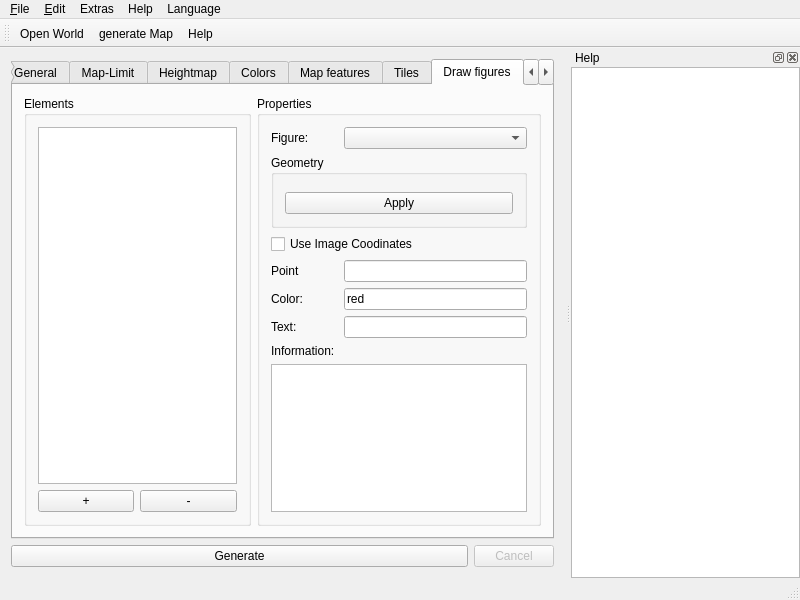
The window that mainwindow.ui (AirSThib/MinetestMapperGUI) describes before a commit, drawn with Qt 5.
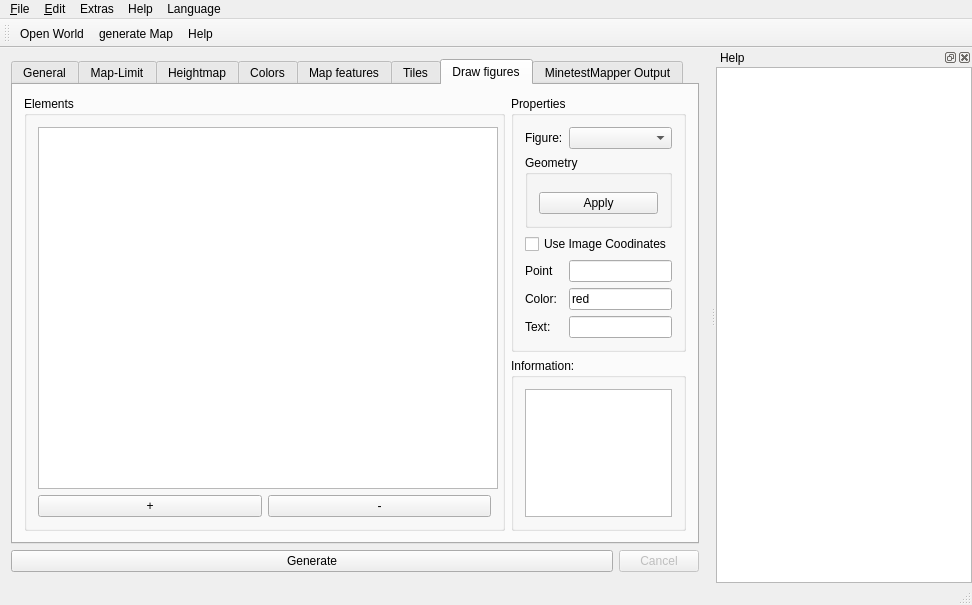
The same window after the commit. The open tabs and pages were chosen to show the change. Icons and pictures are not drawn. Custom widgets are drawn as their Qt base class.

Commit message: UI improvement on the Draw-Figures Tab

Diff of the .ui file:
```diff
--- a/mainwindow.ui
+++ b/mainwindow.ui
@@ -6,8 +6,8 @@
    <rect>
     <x>0</x>
     <y>0</y>
-    <width>800</width>
-    <height>600</height>
+    <width>972</width>
+    <height>605</height>
    </rect>
   </property>
   <property name="windowTitle">
@@ -28,7 +28,7 @@
        </size>
       </property>
       <property name="currentIndex">
-       <number>0</number>
+       <number>6</number>
       </property>
       <widget class="QWidget" name="tab_genaral">
        <attribute name="title">
@@ -894,7 +894,7 @@
             <rect>
              <x>0</x>
              <y>0</y>
-             <width>524</width>
+             <width>653</width>
              <height>427</height>
             </rect>
            </property>
@@ -1955,8 +1955,8 @@
             <rect>
              <x>0</x>
              <y>0</y>
-             <width>513</width>
-             <height>369</height>
+             <width>663</width>
+             <height>374</height>
             </rect>
            </property>
            <layout class="QVBoxLayout" name="verticalLayout_7">
@@ -2182,96 +2182,35 @@
        <attribute name="title">
         <string>Draw figures</string>
        </attribute>
-       <layout class="QHBoxLayout" name="horizontalLayout_2">
-        <item>
-         <widget class="QGroupBox" name="groupBox_3">
-          <property name="sizePolicy">
-           <sizepolicy hsizetype="Expanding" vsizetype="Preferred">
-            <horstretch>0</horstretch>
-            <verstretch>0</verstretch>
-           </sizepolicy>
-          </property>
-          <property name="title">
-           <string>Elements</string>
-          </property>
-          <layout class="QGridLayout" name="gridLayout_16">
-           <item row="1" column="0">
-            <widget class="QPushButton" name="button_addFigure">
-             <property name="text">
-              <string>+</string>
-             </property>
-            </widget>
-           </item>
-           <item row="1" column="1">
-            <widget class="QPushButton" name="button_deleteFigure">
-             <property name="text">
-              <string>-</string>
-             </property>
-            </widget>
-           </item>
-           <item row="0" column="0" colspan="2">
-            <widget class="QTableView" name="figures_list">
-             <property name="sizePolicy">
-              <sizepolicy hsizetype="Expanding" vsizetype="Expanding">
-               <horstretch>0</horstretch>
-               <verstretch>0</verstretch>
-              </sizepolicy>
-             </property>
-             <property name="dragDropMode">
-              <enum>QAbstractItemView::DragDrop</enum>
-             </property>
-             <property name="defaultDropAction">
-              <enum>Qt::MoveAction</enum>
-             </property>
-             <property name="selectionMode">
-              <enum>QAbstractItemView::SingleSelection</enum>
-             </property>
-             <property name="selectionBehavior">
-              <enum>QAbstractItemView::SelectRows</enum>
-             </property>
-             <attribute name="horizontalHeaderStretchLastSection">
-              <bool>true</bool>
-             </attribute>
-             <attribute name="verticalHeaderDefaultSectionSize">
-              <number>30</number>
-             </attribute>
-            </widget>
-           </item>
-          </layout>
-         </widget>
-        </item>
-        <item>
+       <layout class="QGridLayout" name="gridLayout_15">
+        <item row="0" column="1">
          <widget class="QGroupBox" name="groupBox_8">
-          <property name="sizePolicy">
-           <sizepolicy hsizetype="Minimum" vsizetype="Preferred">
-            <horstretch>0</horstretch>
-            <verstretch>0</verstretch>
-           </sizepolicy>
-          </property>
           <property name="title">
            <string>Properties</string>
           </property>
           <layout class="QGridLayout" name="gridLayout_14">
-           <item row="3" column="2">
-            <widget class="QLineEdit" name="figure_point"/>
-           </item>
-           <item row="6" column="1">
-            <widget class="QLabel" name="label_22">
-             <property name="text">
-              <string>Information: </string>
+           <item row="1" column="1" colspan="2">
+            <widget class="QGroupBox" name="groupBox_9">
+             <property name="title">
+              <string>Geometry</string>
              </property>
+             <layout class="QVBoxLayout" name="verticalLayout_10">
+              <item>
+               <widget class="GeometryWidget" name="figure_geometry" native="true"/>
+              </item>
+              <item>
+               <widget class="QPushButton" name="figure_geometry_apply">
+                <property name="text">
+                 <string>Apply</string>
+                </property>
+               </widget>
+              </item>
+             </layout>
             </widget>
            </item>
            <item row="0" column="2">
             <widget class="QComboBox" name="figureSelect"/>
            </item>
-           <item row="0" column="1">
-            <widget class="QLabel" name="label_5">
-             <property name="text">
-              <string>Figure:</string>
-             </property>
-            </widget>
-           </item>
            <item row="4" column="2">
             <widget class="ColorLineEdit" name="figure_color">
              <property name="text">
@@ -2279,13 +2218,16 @@
              </property>
             </widget>
            </item>
-           <item row="4" column="1">
-            <widget class="QLabel" name="label_6">
+           <item row="0" column="1">
+            <widget class="QLabel" name="label_5">
              <property name="text">
-              <string>Color: </string>
+              <string>Figure:</string>
              </property>
             </widget>
            </item>
+           <item row="3" column="2">
+            <widget class="QLineEdit" name="figure_point"/>
+           </item>
            <item row="2" column="1" colspan="2">
             <widget class="QCheckBox" name="figureUseImageCoordinates">
              <property name="text">
@@ -2293,6 +2235,13 @@
              </property>
             </widget>
            </item>
+           <item row="4" column="1">
+            <widget class="QLabel" name="label_6">
+             <property name="text">
+              <string>Color: </string>
+             </property>
+            </widget>
+           </item>
            <item row="5" column="2">
             <widget class="QLineEdit" name="figure_text"/>
            </item>
@@ -2303,25 +2252,6 @@
              </property>
             </widget>
            </item>
-           <item row="1" column="1" colspan="2">
-            <widget class="QGroupBox" name="groupBox_9">
-             <property name="title">
-              <string>Geometry</string>
-             </property>
-             <layout class="QVBoxLayout" name="verticalLayout_10">
-              <item>
-               <widget class="GeometryWidget" name="figure_geometry" native="true"/>
-              </item>
-              <item>
-               <widget class="QPushButton" name="figure_geometry_apply">
-                <property name="text">
-                 <string>Apply</string>
-                </property>
-               </widget>
-              </item>
-             </layout>
-            </widget>
-           </item>
            <item row="3" column="1">
             <widget class="QLabel" name="label_21">
              <property name="text">
@@ -2329,7 +2259,16 @@
              </property>
             </widget>
            </item>
-           <item row="7" column="1" colspan="2">
+          </layout>
+         </widget>
+        </item>
+        <item row="1" column="1">
+         <widget class="QGroupBox" name="groupBox_14">
+          <property name="title">
+           <string>Information:</string>
+          </property>
+          <layout class="QHBoxLayout" name="horizontalLayout_2">
+           <item>
             <widget class="QTextBrowser" name="figureInformation">
              <property name="acceptRichText">
               <bool>false</bool>
@@ -2344,6 +2283,57 @@
           </layout>
          </widget>
         </item>
+        <item row="0" column="0" rowspan="2">
+         <widget class="QGroupBox" name="groupBox_3">
+          <property name="title">
+           <string>Elements</string>
+          </property>
+          <layout class="QGridLayout" name="gridLayout_16">
+           <item row="1" column="0">
+            <widget class="QPushButton" name="button_addFigure">
+             <property name="text">
+              <string>+</string>
+             </property>
+            </widget>
+           </item>
+           <item row="1" column="1">
+            <widget class="QPushButton" name="button_deleteFigure">
+             <property name="text">
+              <string>-</string>
+             </property>
+            </widget>
+           </item>
+           <item row="0" column="0" colspan="2">
+            <widget class="QTableView" name="figures_list">
+             <property name="sizePolicy">
+              <sizepolicy hsizetype="Expanding" vsizetype="Expanding">
+               <horstretch>10</horstretch>
+               <verstretch>0</verstretch>
+              </sizepolicy>
+             </property>
+             <property name="minimumSize">
+              <size>
+               <width>460</width>
+               <height>0</height>
+              </size>
+             </property>
+             <property name="selectionMode">
+              <enum>QAbstractItemView::SingleSelection</enum>
+             </property>
+             <property name="selectionBehavior">
+              <enum>QAbstractItemView::SelectRows</enum>
+             </property>
+             <attribute name="horizontalHeaderStretchLastSection">
+              <bool>true</bool>
+             </attribute>
+             <attribute name="verticalHeaderDefaultSectionSize">
+              <number>30</number>
+             </attribute>
+            </widget>
+           </item>
+          </layout>
+         </widget>
+        </item>
        </layout>
       </widget>
       <widget class="QWidget" name="tab_output">
@@ -2445,7 +2435,7 @@
     <rect>
      <x>0</x>
      <y>0</y>
-     <width>800</width>
+     <width>972</width>
      <height>26</height>
     </rect>
    </property>
```
The commit also changes 9 other files.
